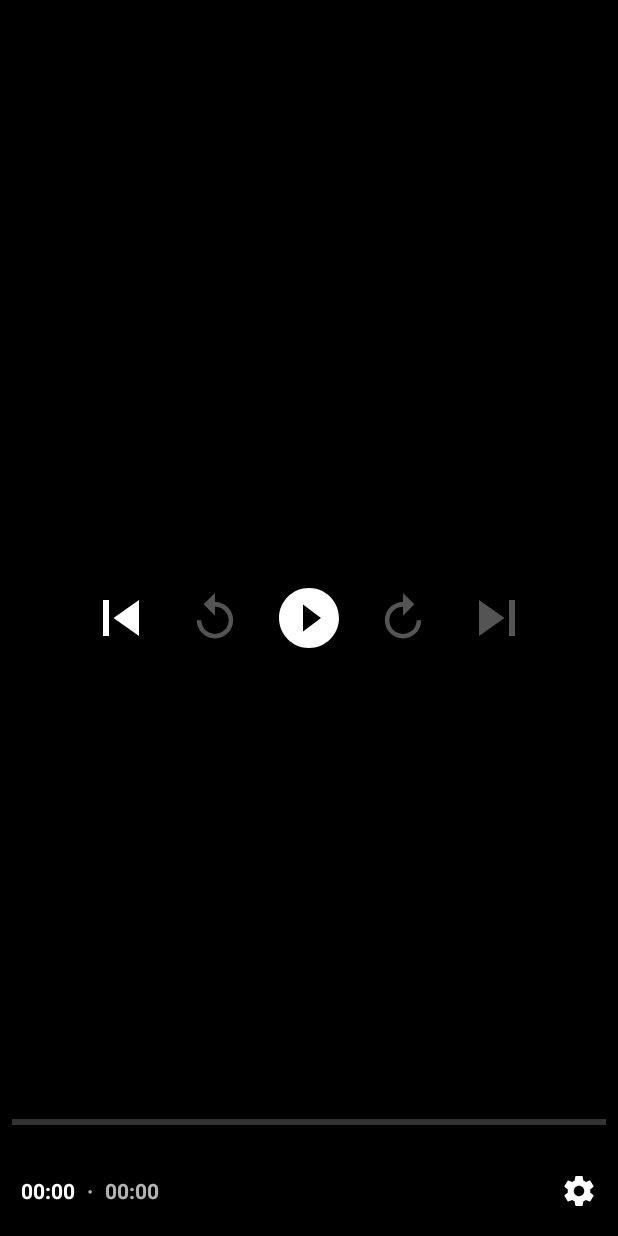
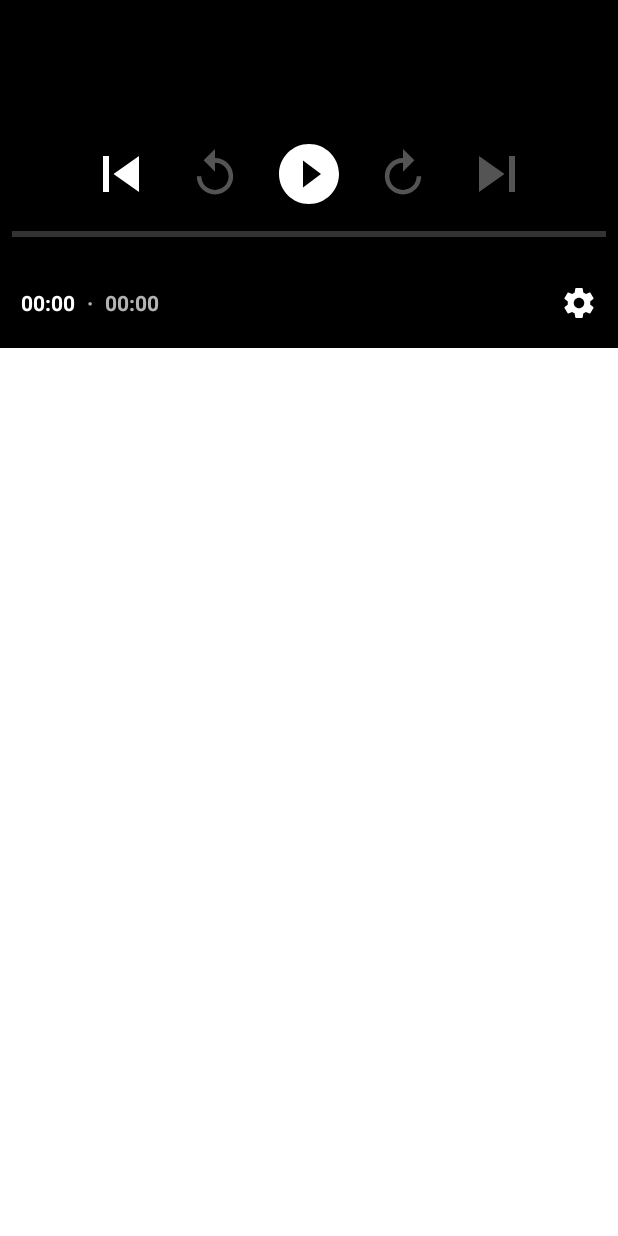
Before and after one commit to BENJAHJP/estate, an Android app built with Jetpack Compose: the composable AnimationScreen shown on its own in the app's theme, on a phone screen of 412 x 824 dp. Run offline under Robolectric (Android 15) with nearby library versions, the phone set to English and light mode, and no system bars; our stand-ins replace Dagger/Hilt's generated code, accompanist; 1 statement that could not run was skipped.

Commit message:
first commit

```diff
--- a/app/src/main/java/com/example/estate/presentation/animation/AnimationScreen.kt
+++ b/app/src/main/java/com/example/estate/presentation/animation/AnimationScreen.kt
@@ -3,6 +3,7 @@ package com.example.estate.presentation.animation
 import android.annotation.SuppressLint
 import androidx.compose.foundation.background
 import androidx.compose.foundation.layout.Box
+import androidx.compose.foundation.layout.aspectRatio
 import androidx.compose.foundation.layout.fillMaxHeight
 import androidx.compose.foundation.layout.fillMaxSize
 import androidx.compose.foundation.layout.fillMaxWidth
@@ -10,6 +11,7 @@ import androidx.compose.material3.ExperimentalMaterial3Api
 import androidx.compose.material3.Scaffold
 import androidx.compose.runtime.Composable
 import androidx.compose.ui.Modifier
+import androidx.compose.ui.graphics.Color
 import androidx.compose.ui.viewinterop.AndroidView
 import androidx.hilt.navigation.compose.hiltViewModel
 import androidx.media3.ui.PlayerView
@@ -21,13 +23,16 @@ import com.example.estate.ui.theme.BlackSurface
 fun AnimationScreen(
     viewModel: AnimationViewModel = hiltViewModel()
 ) {
-    Scaffold() {
+    Scaffold(
+        containerColor = Color.White
+    ) {
         Box(
             modifier = Modifier.fillMaxSize()
-                .background(color = BlackSurface)
         ) {
             AndroidView(
-                modifier = Modifier.fillMaxSize(),
+                modifier = Modifier.fillMaxWidth()
+                    .aspectRatio(16 / 9f)
+                ,
                 factory = { context ->
                     PlayerView(context).also {
                         it.player = viewModel.player
```
